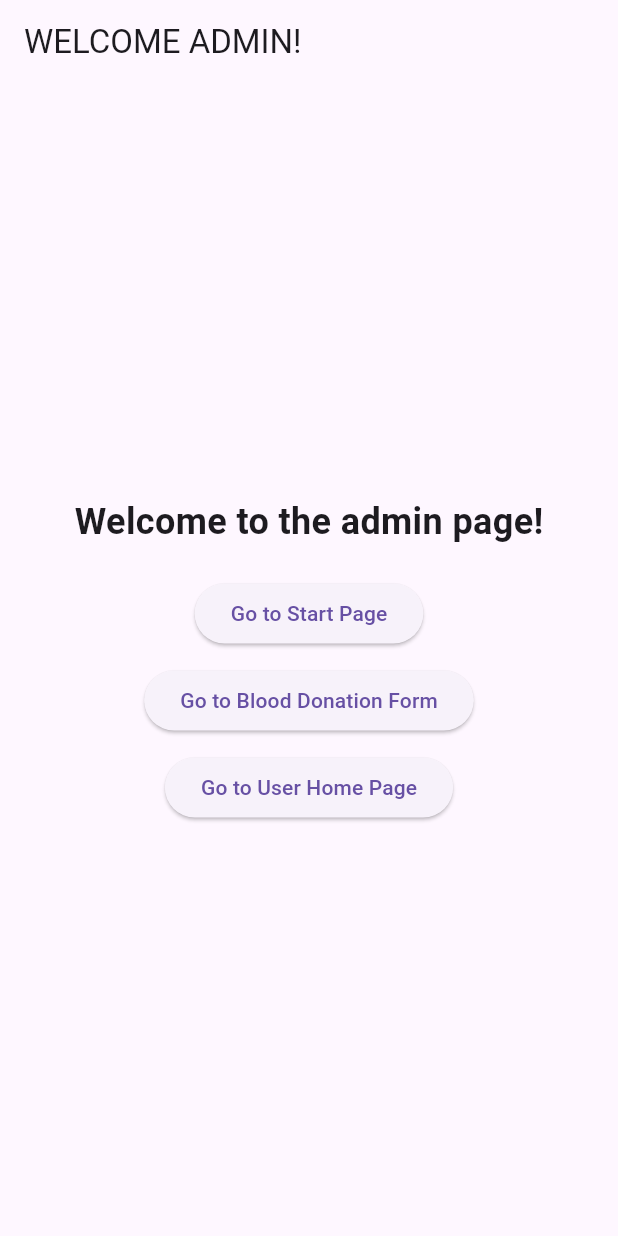
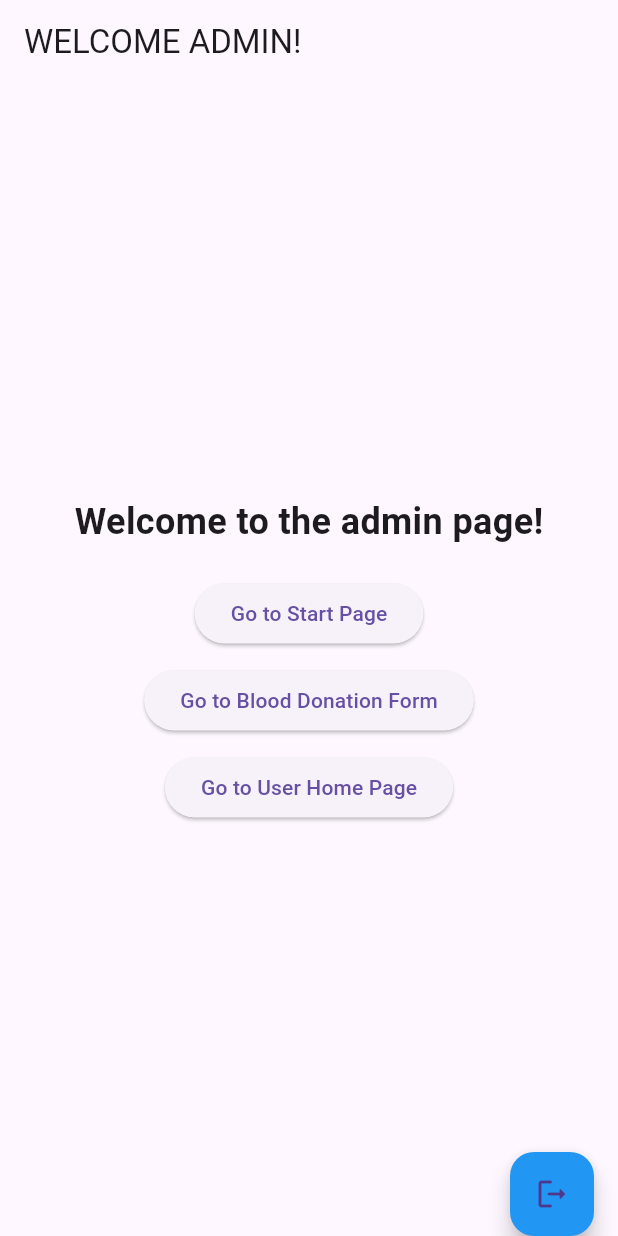
Before and after one commit to Medic01/Sustav_za_transfuziologiju, a Flutter app: the AdminPage screen opened directly, on a phone screen of 412 x 824 dp. Run offline on Flutter 3.47's test engine with Material 3 defaults, Android fonts, the phone set to English and light mode, and no system bars; our stand-ins replace cloud_firestore, firebase_auth, firebase_core, flutter_pw_validator; accounts and stored records are empty.

Commit message:
added logout button

```diff
--- a/lib/admin_page.dart
+++ b/lib/admin_page.dart
@@ -1,7 +1,9 @@
 import 'package:flutter/material.dart';
+import 'package:sustav_za_transfuziologiju/main.dart';
 import 'dataEntry.dart';
 import 'dataOnBloodDonatioControl.dart';
 import 'recordsOfDonations.dart';
+import 'login.dart'; // Importirajte stranicu za prijavu
 
 class AdminPage extends StatelessWidget {
   @override
@@ -51,6 +53,18 @@ class AdminPage extends StatelessWidget {
           ],
         ),
       ),
+      floatingActionButton: FloatingActionButton(
+        onPressed: () {
+          Navigator.pushReplacement(
+            context,
+            MaterialPageRoute(builder: (context) => HomePage()),
+          );
+        },
+        child: Icon(Icons.logout_rounded),
+        backgroundColor: Colors.blue, // Promijenite boju gumba u plavu
+      ),
+      floatingActionButtonLocation: FloatingActionButtonLocation
+          .endDocked, // Postavite lokaciju gumba u desni donji kut
     );
   }
 }
--- a/lib/main.dart
+++ b/lib/main.dart
@@ -41,6 +41,7 @@ class HomePage extends StatelessWidget {
     return Scaffold(
       appBar: AppBar(
         title: Text('Welcome to Health Institute'),
+        automaticallyImplyLeading: false,
       ),
       body: Center(
         child: Column(
```
Also changed, not shown: lib/user_page.dart (+15 -1 lines).
